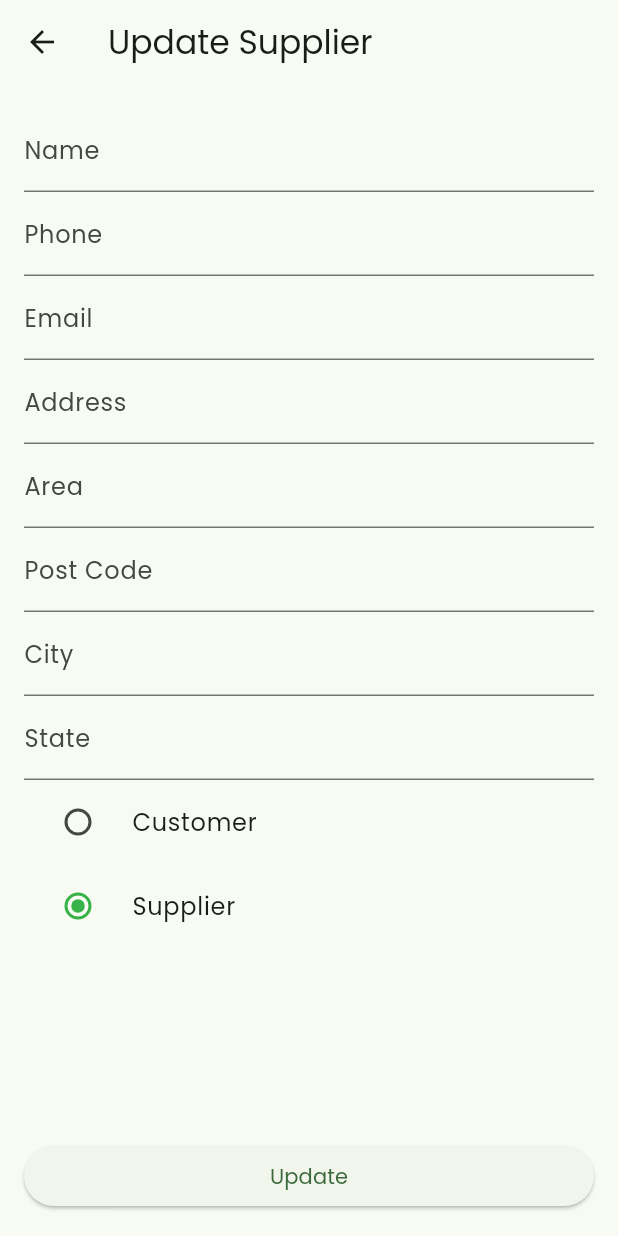
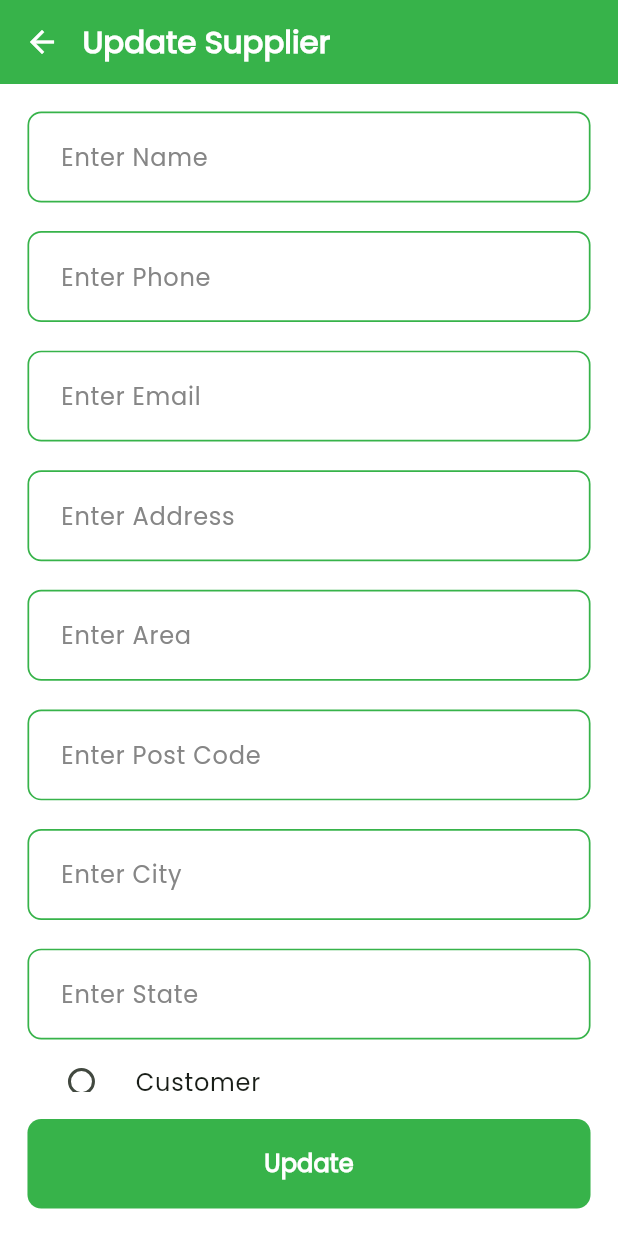
Before and after one commit to Sayeed-Maheen/RetinaSoft-Skill-Test-App, a Flutter app: the UpdateCustomerSupplierScreen screen opened directly with empty values, on a phone screen of 412 x 824 dp. Run offline on Flutter 3.47's test engine with Material 3 defaults, Android fonts, the phone set to English and light mode, and no system bars; our stand-ins replace flutter_screenutil, flutter_svg, fluttertoast, gap, get, image_picker and 1 more; accounts and stored records are empty.

Commit message:
19.05.24

```diff
--- a/lib/screens/update_customer_supplier_screen.dart
+++ b/lib/screens/update_customer_supplier_screen.dart
@@ -1,8 +1,15 @@
 import 'package:flutter/material.dart';
+import 'package:flutter_screenutil/flutter_screenutil.dart';
+import 'package:gap/gap.dart';
 import 'package:get/get.dart';
+import 'package:skill_test_app/widgets/custom_appbar.dart';
+import 'package:skill_test_app/widgets/custom_button.dart';
+import 'package:skill_test_app/widgets/custom_form_field.dart';
+import 'package:skill_test_app/widgets/custom_toast.dart';
 
 import '../controllers/update_customer_supplier_controller.dart';
 import '../utils/app_colors.dart';
+import '../utils/strings.dart';
 
 class UpdateCustomerSupplierScreen extends StatefulWidget {
   final int customerId;
@@ -50,22 +57,19 @@ class _UpdateCustomerSupplierScreenState
   @override
   Widget build(BuildContext context) {
     return Scaffold(
-      appBar: AppBar(
-        title: Text(
-          'Update ${widget.isCustomer ? 'Customer' : 'Supplier'}',
-        ),
-      ),
+      backgroundColor: colorWhite,
+      appBar: CustomAppBar(
+          text: 'Update ${widget.isCustomer ? 'Customer' : 'Supplier'}'),
       body: Padding(
-        padding: const EdgeInsets.all(16.0),
+        padding: REdgeInsets.all(16.0),
         child: Form(
           key: _formKey,
           child: ListView(
             children: [
-              TextFormField(
+              CustomFormField(
                 controller: _nameController,
-                decoration: const InputDecoration(
-                  labelText: 'Name',
-                ),
+                hintText: "Enter Name",
+                maxlines: 1,
                 validator: (value) {
                   if (value!.isEmpty) {
                     return 'Please enter a name';
@@ -73,11 +77,12 @@ class _UpdateCustomerSupplierScreenState
                   return null;
                 },
               ),
-              TextFormField(
+              Gap(16.h),
+              CustomFormField(
                 controller: _phoneController,
-                decoration: const InputDecoration(
-                  labelText: 'Phone',
-                ),
+                hintText: "Enter Phone",
+                maxlines: 1,
+                keyboardType: TextInputType.number,
                 validator: (value) {
                   if (value!.isEmpty) {
                     return 'Please enter a phone number';
@@ -85,11 +90,11 @@ class _UpdateCustomerSupplierScreenState
                   return null;
                 },
               ),
-              TextFormField(
+              Gap(16.h),
+              CustomFormField(
                 controller: _emailController,
-                decoration: const InputDecoration(
-                  labelText: 'Email',
-                ),
+                hintText: "Enter Email",
+                maxlines: 1,
                 validator: (value) {
                   if (value!.isEmpty) {
                     return 'Please enter an email';
@@ -97,11 +102,11 @@ class _UpdateCustomerSupplierScreenState
                   return null;
                 },
               ),
-              TextFormField(
+              Gap(16.h),
+              CustomFormField(
                 controller: _addressController,
-                decoration: const InputDecoration(
-                  labelText: 'Address',
-                ),
+                hintText: "Enter Address",
+                maxlines: 1,
                 validator: (value) {
                   if (value!.isEmpty) {
                     return 'Please enter an address';
@@ -109,11 +114,11 @@ class _UpdateCustomerSupplierScreenState
                   return null;
                 },
               ),
-              TextFormField(
+              Gap(16.h),
+              CustomFormField(
                 controller: _areaController,
-                decoration: const InputDecoration(
-                  labelText: 'Area',
-                ),
+                hintText: "Enter Area",
+                maxlines: 1,
                 validator: (value) {
                   if (value!.isEmpty) {
                     return 'Please enter an area';
@@ -121,11 +126,11 @@ class _UpdateCustomerSupplierScreenState
                   return null;
                 },
               ),
-              TextFormField(
+              Gap(16.h),
+              CustomFormField(
                 controller: _postCodeController,
-                decoration: const InputDecoration(
-                  labelText: 'Post Code',
-                ),
+                hintText: "Enter Post Code",
+                maxlines: 1,
                 validator: (value) {
                   if (value!.isEmpty) {
                     return 'Please enter a post code';
@@ -133,11 +138,11 @@ class _UpdateCustomerSupplierScreenState
                   return null;
                 },
               ),
-              TextFormField(
+              Gap(16.h),
+              CustomFormField(
                 controller: _cityController,
-                decoration: const InputDecoration(
-                  labelText: 'City',
-                ),
+                hintText: "Enter City",
+                maxlines: 1,
                 validator: (value) {
                   if (value!.isEmpty) {
                     return 'Please enter a city';
@@ -145,11 +150,11 @@ class _UpdateCustomerSupplierScreenState
                   return null;
                 },
               ),
-              TextFormField(
+              Gap(16.h),
+              CustomFormField(
                 controller: _stateController,
-                decoration: const InputDecoration(
-                  labelText: 'State',
-                ),
+                hintText: "Enter State",
+                maxlines: 1,
                 validator: (value) {
                   if (value!.isEmpty) {
                     return 'Please enter a state';
@@ -188,8 +193,8 @@ class _UpdateCustomerSupplierScreenState
         ),
       ),
       bottomNavigationBar: Padding(
-        padding: const EdgeInsets.all(16.0),
-        child: ElevatedButton(
+        padding: REdgeInsets.only(left: 16, right: 16, bottom: 16),
+        child: CustomButton(
           onPressed: () async {
             if (_formKey.currentState!.validate()) {
               final updateSuccess = await _controller.updateCustomerSupplier(
@@ -207,22 +212,15 @@ class _UpdateCustomerSupplierScreenState
 
               if (updateSuccess) {
                 // Show success message
-                ScaffoldMessenger.of(context).showSnackBar(
-                  const SnackBar(
-                    content: Text('Update successful'),
-                  ),
-                );
+                CustomToast.showToast("Update successful");
               } else {
                 // Show error message
-                ScaffoldMessenger.of(context).showSnackBar(
-                  const SnackBar(
-                    content: Text('Failed to update'),
-                  ),
-                );
+                CustomToast.showToast("Failed to update");
               }
             }
           },
-          child: const Text('Update'),
+          color: colorGreen,
+          text: update,
         ),
       ),
     );
--- a/lib/utils/strings.dart
+++ b/lib/utils/strings.dart
@@ -24,6 +24,7 @@ const String updateProfile = "Update Profile";
 const String customersAndSuppliers = "Customers and Suppliers";
 const String createCustomerSupplier = "Create Customer/Supplier";
 const String create = "Create";
+const String update = "Update";
 const String branchListScreen = "Branch List Screen";
 const String customersAndSuppliersScreen = "Customers/Suppliers Screen";
 const String transactionsScreen = "Transactions Screen";
```
